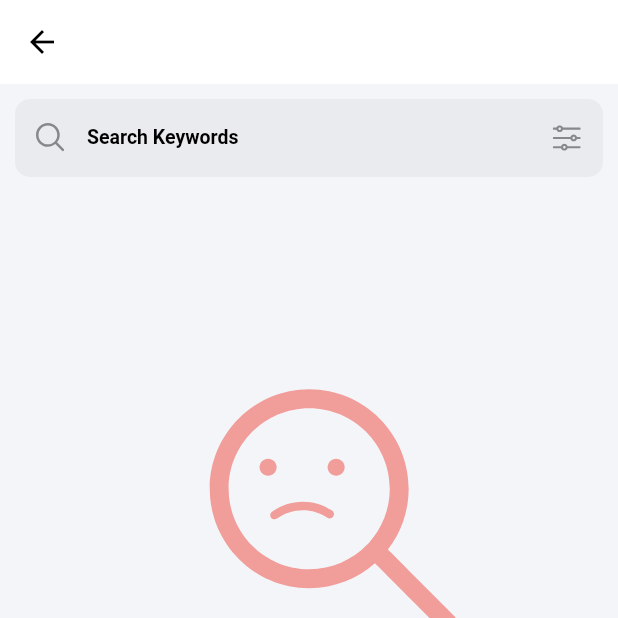
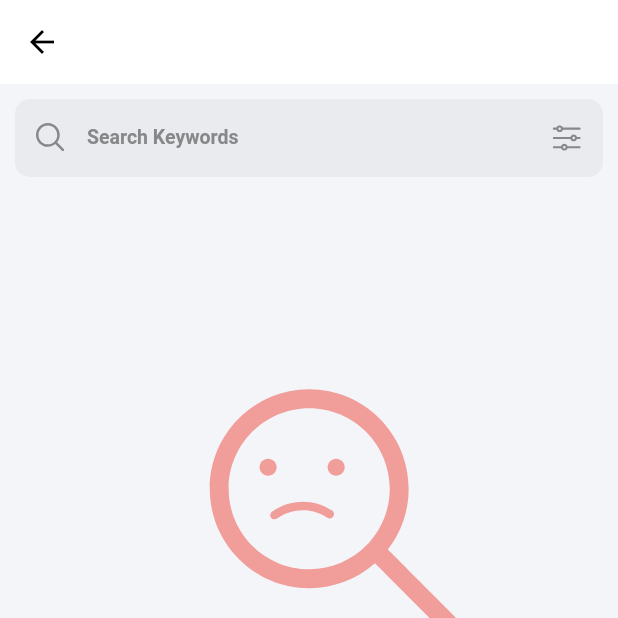
Before and after one commit to ibtissamwannas/EShopping, a Flutter app: the Items screen opened directly with empty values, on a phone screen of 412 x 824 dp, the top half of it. Run offline on Flutter 3.47's test engine with Material 2 defaults, Android fonts, the phone set to English and light mode, and no system bars; drawn by our look-alikes of lottie; our stand-ins replace cached_network_image, carousel_slider, dartz, firebase_core, firebase_messaging, flutter_otp_text_field and 3 more; accounts and stored records are empty; project files that could hold a hidden picture were left out.

Commit message:
fixed font sizes

```diff
--- a/lib/core/constants/app_theme.dart
+++ b/lib/core/constants/app_theme.dart
@@ -49,7 +49,7 @@ ThemeData themeEnglish = ThemeData(
       color: AppColor.black,
       height: 1.2),
   bodyLarge: TextStyle(
-      fontSize: 12.0,
+      fontSize: 14.0,
       fontWeight: FontWeight.w400,
       color: AppColor.black,
       height: 1.2),
--- a/lib/view/screens/home/items.dart
+++ b/lib/view/screens/home/items.dart
@@ -1,9 +1,9 @@
 import 'package:e_shopping/controller/home/items_controller.dart';
-import 'package:e_shopping/core/classes/handling_data_view.dart';
-import 'package:e_shopping/data/model/items_model.dart';
 import 'package:flutter/material.dart';
 import 'package:get/get.dart';
+import '../../../core/classes/handling_data_view.dart';
 import '../../../core/constants/colors.dart';
+import '../../../data/model/items_model.dart';
 import '../../widgets/home/custom_search_bar.dart';
 import '../../widgets/home/custome_list_items.dart';
 import '../../widgets/home/horizontal_items_list.dart';
--- a/lib/view/widgets/auth/custom_text_button.dart
+++ b/lib/view/widgets/auth/custom_text_button.dart
@@ -43,7 +43,7 @@ class _CustomTextButtonAuthState extends State<CustomTextButtonAuth> {
         onPressed: widget.onPressed,
         child: Text(
           widget.text,
-          style: Theme.of(context).textTheme.labelSmall,
+          style: Theme.of(context).textTheme.labelLarge,
         ),
       ),
     );
--- a/lib/view/widgets/home/categories_grid_view.dart
+++ b/lib/view/widgets/home/categories_grid_view.dart
@@ -79,8 +79,8 @@ class Categories extends GetView<HomeControllerImp> {
             height: 5,
           ),
           Text(
-            "${translateDBData(categoriesModel.categoryNameAr??"",categoriesModel.categoryName??"")}",
-            style: Theme.of(context).textTheme.bodyMedium,
+            "${translateDBData(categoriesModel.categoryNameAr ?? "", categoriesModel.categoryName ?? "")}",
+            style: Theme.of(context).textTheme.bodyLarge,
           )
         ],
       ),
--- a/lib/view/widgets/home/custom_search_bar.dart
+++ b/lib/view/widgets/home/custom_search_bar.dart
@@ -1,5 +1,7 @@
 import 'package:flutter/material.dart';
 import 'package:flutter_svg/svg.dart';
+
+import '../../../core/constants/colors.dart';
 
 class CustomSearchBar extends StatelessWidget {
   final void Function()? onTap;
@@ -31,7 +33,11 @@ class CustomSearchBar extends StatelessWidget {
               fit: BoxFit.scaleDown,
             ),
             hintText: 'Search Keywords',
-            hintStyle: Theme.of(context).textTheme.bodyMedium,
+            hintStyle: Theme.of(context).textTheme.bodyMedium?.merge(
+                  TextStyle(
+                    color: AppColor.textGrey,
+                  ),
+                ),
             filled: true,
             fillColor: Colors.grey[120],
           ),
--- a/lib/view/widgets/home/custome_list_items.dart
+++ b/lib/view/widgets/home/custome_list_items.dart
@@ -53,7 +53,7 @@ class CustomeListItems extends GetView<ItemsControllerImp> {
                   padding: const EdgeInsets.symmetric(horizontal: 5),
                   child: Text(
                     "${translateDBData(itemsModel.itemNameAr ?? "", itemsModel.itemName ?? "")}",
-                    style: Theme.of(context).textTheme.displaySmall,
+                    style: Theme.of(context).textTheme.titleLarge,
                   ),
                 ),
                 SizedBox(
--- a/lib/view/widgets/home/horizontal_list_view.dart
+++ b/lib/view/widgets/home/horizontal_list_view.dart
@@ -126,7 +126,7 @@ class ProductsForYou extends StatelessWidget {
               children: [
                 Text(
                   "${itemsModel.itemName}",
-                  style: Theme.of(context).textTheme.bodyMedium,
+                  style: Theme.of(context).textTheme.bodyLarge,
                 ),
               ],
             ),
```
Also changed, not shown: lib/view/screens/home/home.dart (+8 -2 lines), lib/view/screens/product/product_details.dart (+2 -5 lines), lib/view/widgets/home/custom_title.dart (+7 -2 lines), lib/view/widgets/home/horizontal_items_list.dart (+8 -8 lines).
